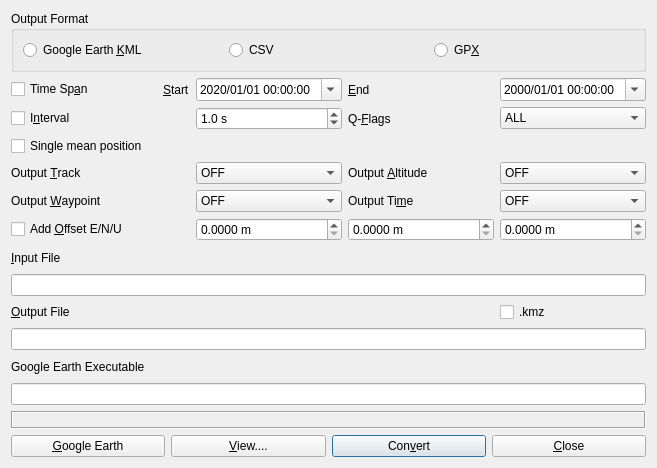
Old version of the form app/qtapp/rtkpost_qt/kmzconv.ui in the repository rtklibexplorer/RTKLIB.
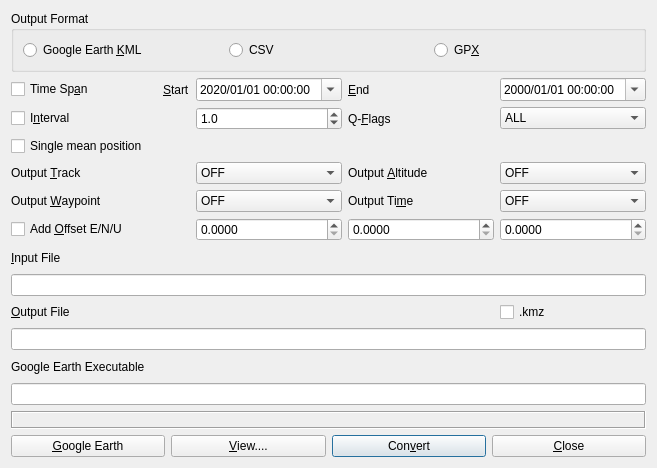
New version of the form. Icons and pictures are not drawn.

Commit message:
qtapp: avoid input unit suffix
Avoid bundling a unit suffix onto numerical input boxes. While this
helps presentation it frustrates copying values into these boxed. Move
the units to the associate box name or help box.

Increase the number of decimal places for latitude and longitude from
9 to 14. Attempts to paste a numerical value with more decimal places
would fail and this avoids this frustration, up to 14 decimal places.

For distances use 4 decimal places more consistently.

Diff of the .ui file:
```diff
--- a/app/qtapp/rtkpost_qt/kmzconv.ui
+++ b/app/qtapp/rtkpost_qt/kmzconv.ui
@@ -407,40 +407,31 @@
          </property>
          <item>
           <widget class="QDoubleSpinBox" name="sBOffset1">
-           <property name="suffix">
-            <string> m</string>
-           </property>
            <property name="decimals">
             <number>4</number>
            </property>
            <property name="maximum">
-            <double>1000.000000000000000</double>
+            <double>1000.0000</double>
            </property>
           </widget>
          </item>
          <item>
           <widget class="QDoubleSpinBox" name="sBOffset2">
-           <property name="suffix">
-            <string> m</string>
-           </property>
            <property name="decimals">
             <number>4</number>
            </property>
            <property name="maximum">
-            <double>10000.000000000000000</double>
+            <double>10000.0000</double>
            </property>
           </widget>
          </item>
          <item>
           <widget class="QDoubleSpinBox" name="sBOffset3">
-           <property name="suffix">
-            <string> m</string>
-           </property>
            <property name="decimals">
             <number>4</number>
            </property>
            <property name="maximum">
-            <double>10000.000000000000000</double>
+            <double>10000.0000</double>
            </property>
           </widget>
          </item>
@@ -468,17 +459,14 @@
       </item>
       <item row="4" column="2">
        <widget class="QDoubleSpinBox" name="sBTimeInterval">
-        <property name="suffix">
-         <string> s</string>
-        </property>
         <property name="decimals">
          <number>1</number>
         </property>
         <property name="maximum">
-         <double>100000.000000000000000</double>
+         <double>100000.0000</double>
         </property>
         <property name="value">
-         <double>1.000000000000000</double>
+         <double>1.0000</double>
         </property>
        </widget>
       </item>
```
The commit also changes 16 other files.
